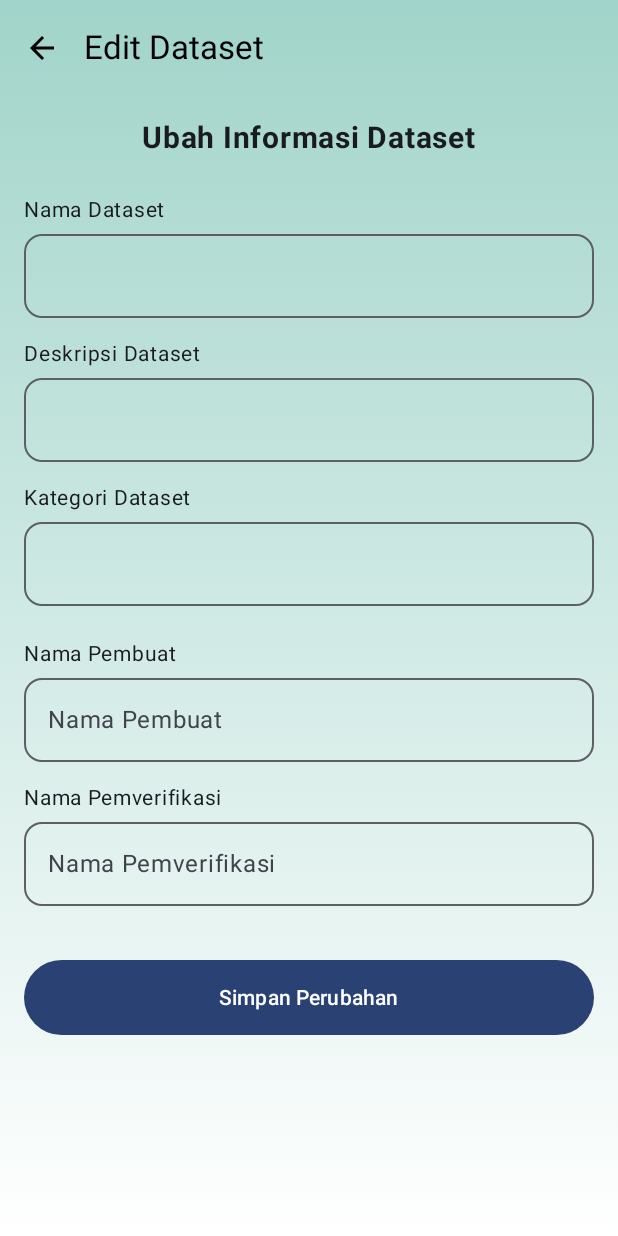
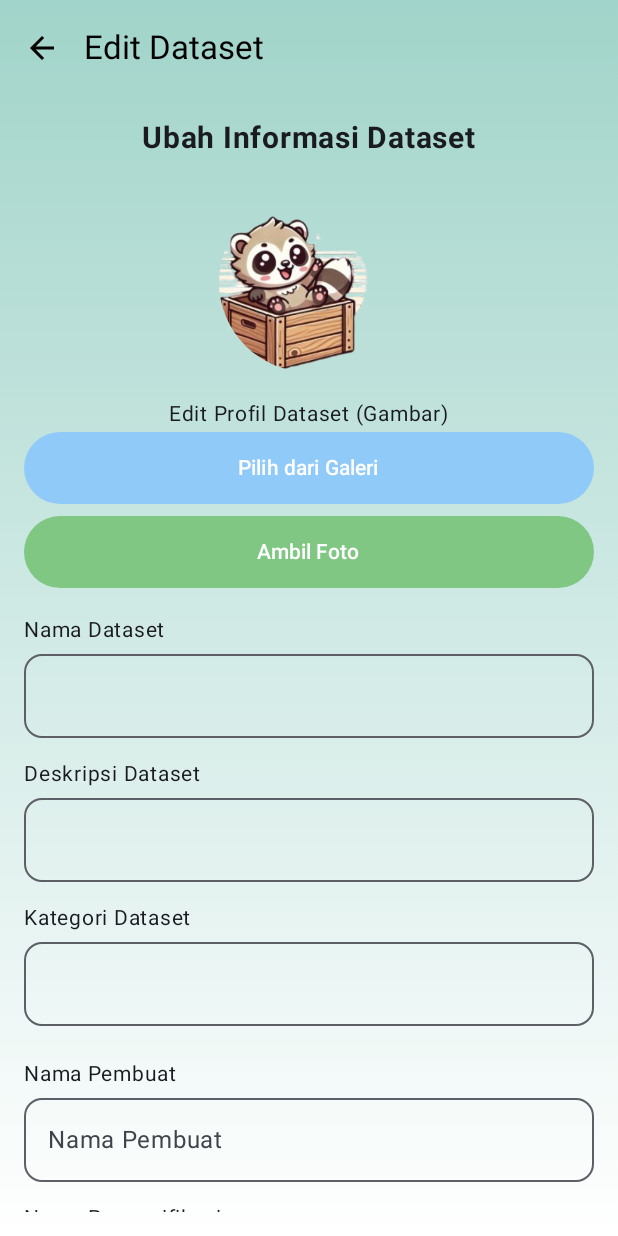
Before and after one commit to rangga-aditya12/Projek-Dataset-Management, an Android app built with Jetpack Compose: the composable EditDatasetScreen called with empty values, on a phone screen of 412 x 824 dp. Run offline under Robolectric (Android 15) with nearby library versions, the phone set to English and light mode, and no system bars.

Commit message:
Tambahan edit profile dataset

```diff
--- a/app/src/main/java/com/example/digiboxtest/ui/theme/EditDatasetScreen.kt
+++ b/app/src/main/java/com/example/digiboxtest/ui/theme/EditDatasetScreen.kt
@@ -1,8 +1,11 @@
 package com.example.digiboxtest.ui.theme
 
+import android.net.Uri
+import androidx.compose.foundation.Image
 import androidx.compose.foundation.background
 import androidx.compose.foundation.layout.*
 import androidx.compose.foundation.rememberScrollState
+import androidx.compose.foundation.shape.CircleShape
 import androidx.compose.foundation.verticalScroll
 import androidx.compose.material.icons.Icons
 import androidx.compose.material.icons.automirrored.filled.ArrowBack
@@ -15,12 +18,18 @@ import androidx.compose.runtime.remember
 import androidx.compose.runtime.setValue
 import androidx.compose.ui.Alignment
 import androidx.compose.ui.Modifier
+import androidx.compose.ui.draw.clip
 import androidx.compose.ui.graphics.Brush
 import androidx.compose.ui.graphics.Color
+import androidx.compose.ui.layout.ContentScale
+import androidx.compose.ui.res.painterResource
 import androidx.compose.ui.text.font.FontWeight
 import androidx.compose.ui.unit.dp
 import androidx.compose.ui.unit.sp
 import androidx.navigation.NavController
+import coil.compose.rememberAsyncImagePainter
+import com.example.digiboxtest.R
+import com.example.digiboxtest.components.ImagePickerButton
 import com.example.digiboxtest.viewmodel.DatasetRoomViewModel
 
 @OptIn(ExperimentalMaterial3Api::class)
@@ -36,6 +45,7 @@ fun EditDatasetScreen(
     var category by remember { mutableStateOf("") }
     var creator by remember { mutableStateOf("") }
     var verifier by remember { mutableStateOf("") }
+    var profileImageUri by remember { mutableStateOf<Uri?>(null) } // NEW: State for profile image URI
 
     // Mengambil data dataset yang akan diedit saat layar pertama kali dibuka
     LaunchedEffect(key1 = datasetId) {
@@ -46,10 +56,10 @@ fun EditDatasetScreen(
             category = dataset.category
             creator = dataset.creator
             verifier = dataset.verifier
+            profileImageUri = dataset.profileImageUri?.let { Uri.parse(it) } // NEW: Set initial image URI
         }
     }
 
-    // NEW: Definisikan gradien warna yang sama seperti halaman lainnya
     val bgGradient = Brush.verticalGradient(
         colors = listOf(Color(0xFFA1D4CA), Color.White)
     )
@@ -63,22 +73,20 @@ fun EditDatasetScreen(
                         Icon(Icons.AutoMirrored.Filled.ArrowBack, "Back")
                     }
                 },
-                // UPDATED: Warna TopAppBar dibuat transparan agar latar belakang gradien terlihat
                 colors = TopAppBarDefaults.topAppBarColors(
                     containerColor = Color.Transparent,
-                    titleContentColor = Color.Black, // Pastikan teks dan ikon tetap terlihat
+                    titleContentColor = Color.Black,
                     navigationIconContentColor = Color.Black
                 )
             )
         },
-        // NEW: Atur warna kontainer Scaffold menjadi transparan juga
         containerColor = Color.Transparent
     ) { paddingValues ->
         Column(
             modifier = Modifier
-                .fillMaxSize() // NEW: Penuhi seluruh layar
-                .background(bgGradient) // NEW: Terapkan gradien di sini
-                .padding(paddingValues) // Terapkan padding dari Scaffold (untuk TopAppBar)
+                .fillMaxSize()
+                .background(bgGradient)
+                .padding(paddingValues)
                 .padding(16.dp)
                 .verticalScroll(rememberScrollState()),
             horizontalAlignment = Alignment.CenterHorizontally
@@ -89,6 +97,36 @@ fun EditDatasetScreen(
                 fontWeight = FontWeight.Bold,
                 modifier = Modifier.padding(bottom = 24.dp)
             )
+
+            // NEW: Display current profile image and add ImagePickerButton
+            if (profileImageUri != null) {
+                Image(
+                    painter = rememberAsyncImagePainter(profileImageUri),
+                    contentDescription = "Profile Image",
+                    modifier = Modifier
+                        .size(120.dp)
+                        .clip(CircleShape),
+                    contentScale = ContentScale.Crop
+                )
+            } else {
+                Image(
+                    painter = painterResource(id = R.drawable.logo),
+                    contentDescription = "Default Profile Image",
+                    modifier = Modifier
+                        .size(120.dp)
+                        .clip(CircleShape),
+                    contentScale = ContentScale.Crop
+                )
+            }
+            Spacer(Modifier.height(16.dp))
+
+            // NEW: Image Picker Button
+            Text("Edit Profil Dataset (Gambar)", fontSize = 14.sp)
+            ImagePickerButton(onImagePicked = { uri ->
+                profileImageUri = uri // Update the state with the new URI
+            })
+
+            Spacer(Modifier.height(16.dp))
 
             DatasetTextField(label = "Nama Dataset", value = title, onValueChange = { title = it })
             Spacer(Modifier.height(8.dp))
@@ -110,12 +148,13 @@ fun EditDatasetScreen(
                             title = title,
                             description = description,
                             category = category,
-                            keywords = category, // Sesuaikan jika perlu
+                            keywords = category,
                             creator = creator,
-                            verifier = verifier
+                            verifier = verifier,
+                            profileImageUri = profileImageUri?.toString() // NEW: Update profile image URI
                         )
                         viewModel.updateDataset(updatedDataset)
-                        navController.popBackStack() // Kembali ke layar detail setelah menyimpan
+                        navController.popBackStack()
                     }
                 },
                 modifier = Modifier
```
